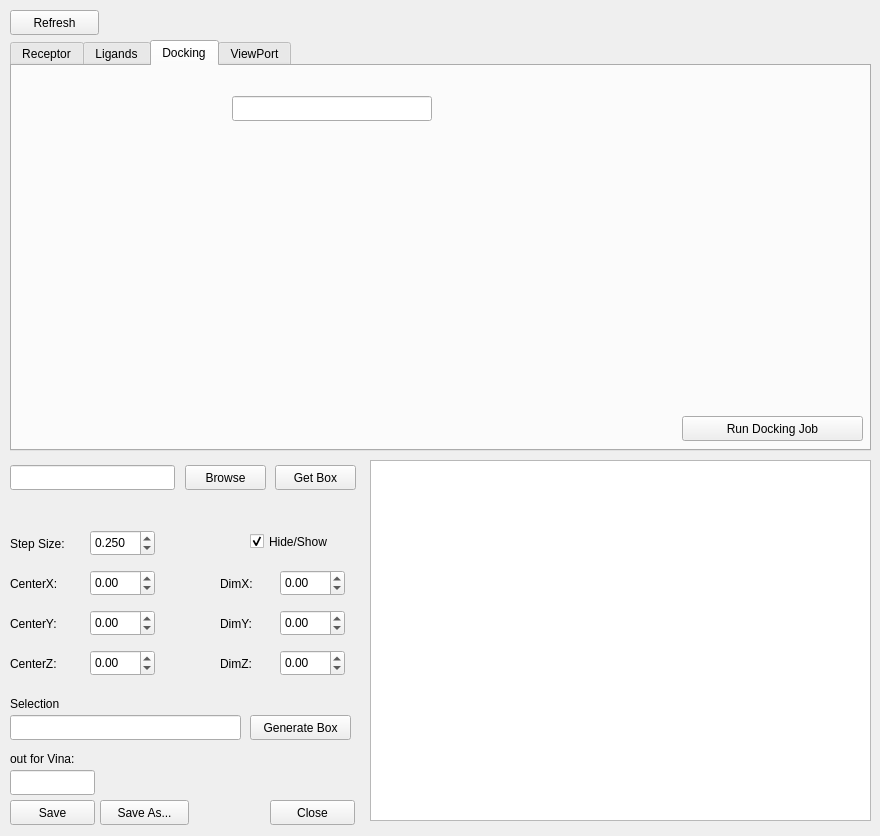
Old version of the form demowidget.ui in the repository gjonwick/MAGI-Dock.
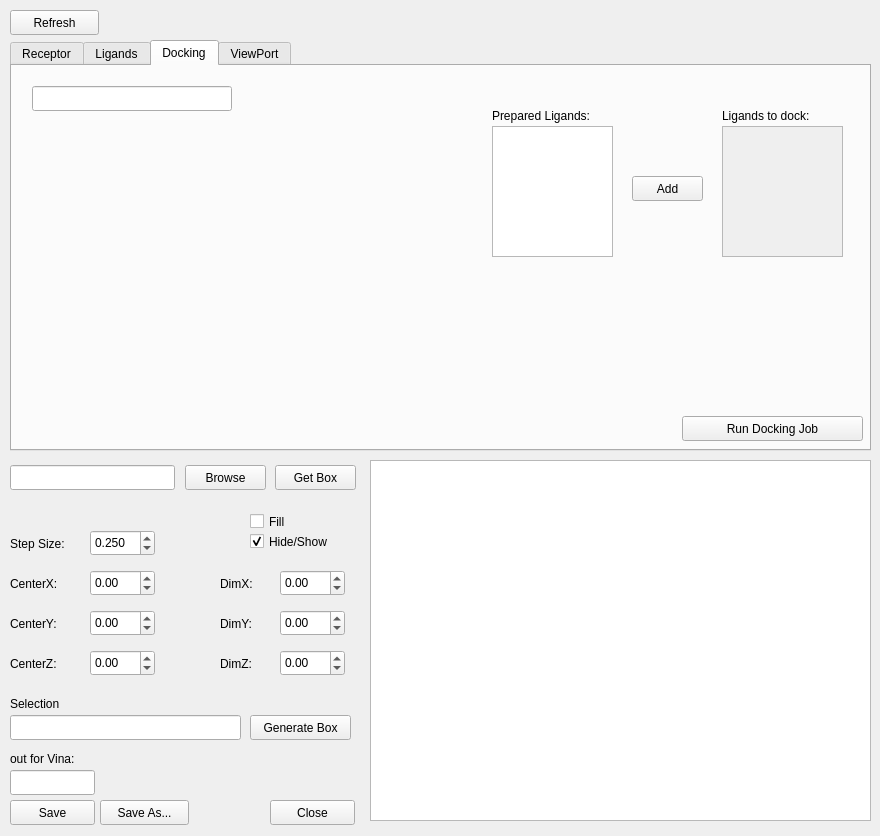
New version of the form. The open tabs and pages were chosen to show the change.

Commit message: No docking job, but planes

What changed in the file:
```diff
--- a/demowidget.ui
+++ b/demowidget.ui
@@ -2,6 +2,9 @@
 <ui version="4.0">
  <class>Form</class>
  <widget class="QWidget" name="Form">
+  <property name="enabled">
+   <bool>true</bool>
+  </property>
   <property name="geometry">
    <rect>
     <x>0</x>
@@ -769,8 +772,8 @@
     <widget class="QLineEdit" name="selectConfig_txt">
      <property name="geometry">
       <rect>
-       <x>220</x>
-       <y>30</y>
+       <x>20</x>
+       <y>20</y>
        <width>200</width>
        <height>25</height>
       </rect>
@@ -789,6 +792,83 @@
       <string>Run Docking Job</string>
      </property>
     </widget>
+    <widget class="QListWidget" name="preparedLigands_lstw_2">
+     <property name="enabled">
+      <bool>true</bool>
+     </property>
+     <property name="geometry">
+      <rect>
+       <x>480</x>
+       <y>60</y>
+       <width>121</width>
+       <height>131</height>
+      </rect>
+     </property>
+     <property name="toolTip">
+      <string extracomment="Test tooltip"/>
+     </property>
+     <property name="toolTipDuration">
+      <number>3</number>
+     </property>
+    </widget>
+    <widget class="QLabel" name="label_18">
+     <property name="geometry">
+      <rect>
+       <x>480</x>
+       <y>40</y>
+       <width>131</width>
+       <height>20</height>
+      </rect>
+     </property>
+     <property name="text">
+      <string>Prepared Ligands:</string>
+     </property>
+    </widget>
+    <widget class="QListWidget" name="ligandsToDock_lstw">
+     <property name="enabled">
+      <bool>false</bool>
+     </property>
+     <property name="geometry">
+      <rect>
+       <x>710</x>
+       <y>60</y>
+       <width>121</width>
+       <height>131</height>
+      </rect>
+     </property>
+     <property name="toolTip">
+      <string extracomment="Test tooltip"/>
+     </property>
+     <property name="toolTipDuration">
+      <number>3</number>
+     </property>
+    </widget>
+    <widget class="QLabel" name="label_19">
+     <property name="geometry">
+      <rect>
+       <x>710</x>
+       <y>40</y>
+       <width>131</width>
+       <height>20</height>
+      </rect>
+     </property>
+     <property name="text">
+      <string>Ligands to dock:</string>
+     </property>
+    </widget>
+    <widget class="QPushButton" name="addLigandToDock_btn">
+     <property name="geometry">
+      <rect>
+       <x>620</x>
+       <y>110</y>
+       <width>71</width>
+       <height>25</height>
+      </rect>
+     </property>
+     <property name="text">
+      <string>Add</string>
+     </property>
+    </widget>
    </widget>
    <widget class="QWidget" name="viewport_tab">
     <attribute name="title">
@@ -830,6 +910,22 @@
     <string>Refresh</string>
    </property>
   </widget>
+  <widget class="QCheckBox" name="fillBox_ch">
+   <property name="enabled">
+    <bool>true</bool>
+   </property>
+   <property name="geometry">
+    <rect>
+     <x>250</x>
+     <y>510</y>
+     <width>92</width>
+     <height>23</height>
+    </rect>
+   </property>
+   <property name="text">
+    <string>Fill</string>
+   </property>
+  </widget>
  </widget>
  <resources/>
  <connections/>
```
Left out of the diff: 11 changed lines with no effect on the pictures. The commit also changes 1 other file.
